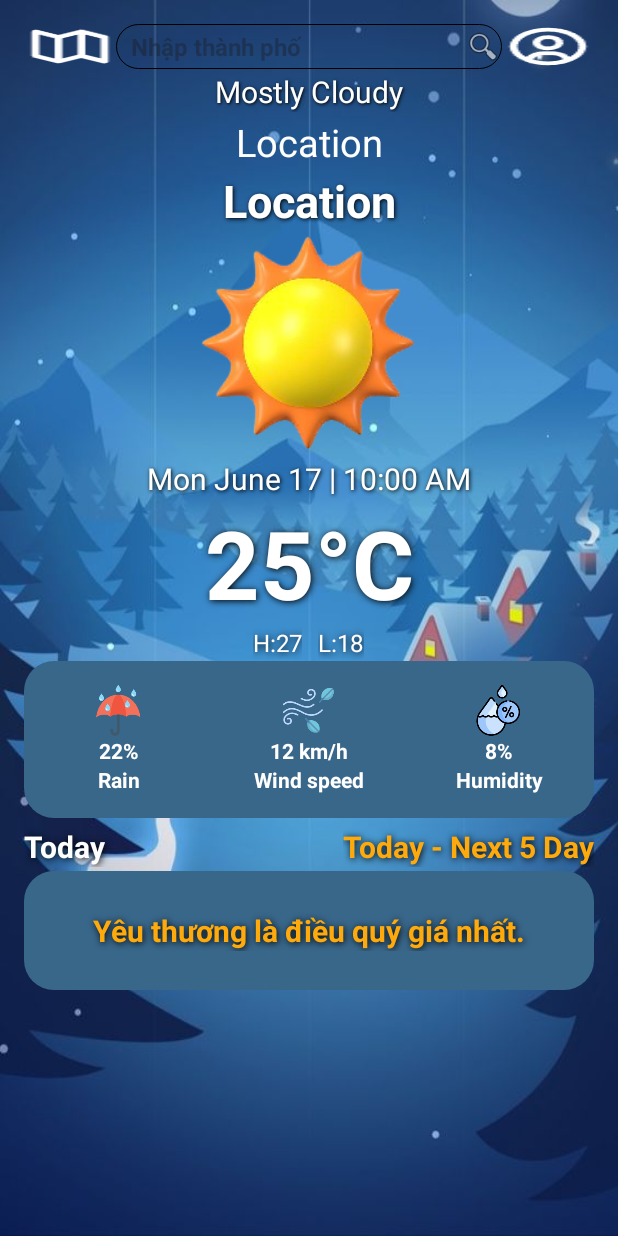
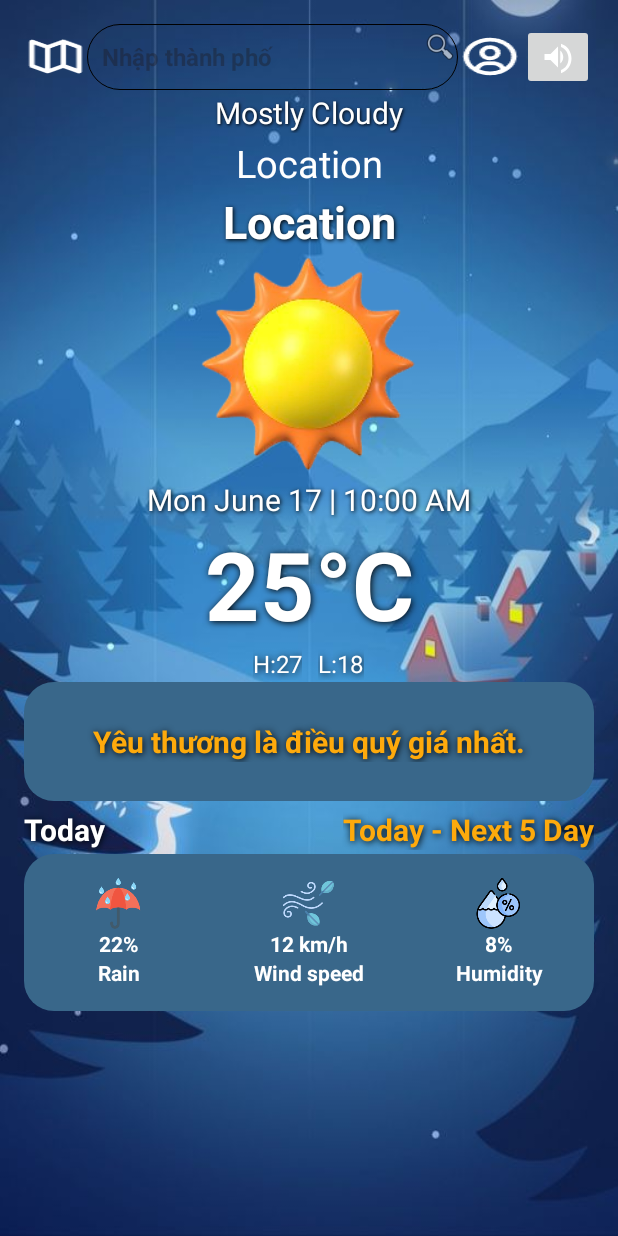
Before and after one commit to vanhioi/Weather_App, an Android app: the MainActivity screen opened directly, with no data from a screen before it, on a phone screen of 412 x 824 dp. Run offline under Robolectric (Android 15) with nearby library versions, the phone set to English and light mode, and no system bars; our stand-ins replace Picasso, Volley; network calls fail; pictures from the network do not load.

Commit message:
Update layout

```diff
--- /dev/null
+++ b/app/src/main/res/drawable/ic_volume_off.xml
@@ -0,0 +1,9 @@
+<vector xmlns:android="http://schemas.android.com/apk/res/android"
+    android:width="24dp"
+    android:height="24dp"
+    android:viewportWidth="24"
+    android:viewportHeight="24">
+    <path
+        android:fillColor="#FFFF"
+        android:pathData="M16.5 12c0-1.77-.77-3.34-2-4.39v2.88l2.5 2.5c-.16-.98-.5-1.88-1-2.63v1.05zM7 9.5v5l-3 3H1v-8h2.5l5-5V3h6v4.06L12.94 7H10v3.06l2 2V5L7 9.5zm8.5 7.5v-3.12l2.5 2.5v.62h-2.5zM19 9.5v5.56L23.5 20H20l-4-4v-1.06L19 9.5z"/>
+</vector>
--- /dev/null
+++ b/app/src/main/res/drawable/ic_volume_on.xml
@@ -0,0 +1,9 @@
+<vector xmlns:android="http://schemas.android.com/apk/res/android"
+    android:width="24dp"
+    android:height="24dp"
+    android:viewportWidth="24"
+    android:viewportHeight="24">
+    <path
+        android:fillColor="#FFFF"
+        android:pathData="M3 10v4h4l5 5V5L7 10H3zM15.5 12c0-1.77-.77-3.34-2-4.39v8.77c1.23-1.05 2-2.62 2-4.38zM14 3.23v2.06c2.89 1.12 5 3.99 5 7.71s-2.11 6.59-5 7.71v2.06c4.01-1.25 7-5.03 7-9.77s-2.99-8.52-7-9.77z"/>
+</vector>
--- a/app/src/main/res/layout/activity_future.xml
+++ b/app/src/main/res/layout/activity_future.xml
@@ -94,7 +94,7 @@
                             android:textSize="43sp" />
 
                         <TextView
-                            android:id="@+id/textView12"
+                            android:id="@+id/txtStatus"
                             android:layout_width="match_parent"
                             android:layout_height="wrap_content"
                             android:text="Mostly Cloudy"
--- a/app/src/main/res/layout/activity_main.xml
+++ b/app/src/main/res/layout/activity_main.xml
@@ -67,7 +67,6 @@
                         android:layout_width="20dp"
                         android:layout_height="30dp"
                         android:layout_weight="0.5"
-
                         android:textSize="10sp"
                         app:srcCompat="@android:drawable/ic_menu_search" />
                 </LinearLayout>
@@ -81,6 +80,12 @@
                     android:scaleType="fitEnd"
                     android:layout_gravity="center"
                     android:background="@drawable/user36" />
+
+                <ImageButton
+                    android:id="@+id/btnSoundToggle"
+                    android:layout_width="wrap_content"
+                    android:layout_height="wrap_content"
+                    android:src="@drawable/ic_volume_on" />
 
             </LinearLayout>
 
@@ -157,8 +162,6 @@
                 android:shadowDy="1"
                 android:shadowRadius="6" />
 
-
-
             <LinearLayout
                 android:layout_width="wrap_content"
                 android:layout_height="match_parent"
@@ -193,6 +196,96 @@
                     android:shadowDy="1"
                     android:shadowRadius="6"/>
             </LinearLayout>
+
+            <!--Loi Q-->
+            <LinearLayout
+                android:layout_width="match_parent"
+                android:layout_height="match_parent"
+                android:orientation="vertical"
+                android:layout_marginTop="1dp"
+                android:layout_marginLeft="16dp"
+                android:layout_marginRight="16dp"
+                android:padding="10dp"
+                android:background="@drawable/background5"
+                tools:context=".MainActivity">
+
+                <LinearLayout
+                    android:layout_width="match_parent"
+                    android:layout_height="wrap_content"
+                    android:layout_margin="16dp"
+                    android:layout_weight="0.333"
+                    android:orientation="vertical">
+
+                    <TextView
+                        android:id="@+id/txtQuotes"
+                        android:layout_width="match_parent"
+                        android:layout_height="wrap_content"
+                        android:shadowColor="#000000"
+                        android:shadowDx="1"
+                        android:shadowDy="1"
+                        android:shadowRadius="6"
+                        android:textAlignment="center"
+                        android:textColor="?android:attr/colorPressedHighlight"
+                        android:textSize="20sp"
+                        android:textStyle="bold" />
+                </LinearLayout>
+
+            </LinearLayout>
+            <LinearLayout
+                android:layout_width="match_parent"
+                android:layout_height="match_parent"
+                android:layout_marginTop="5dp"
+                android:orientation="horizontal">
+
+                <TextView
+                    android:id="@+id/textView13"
+                    android:layout_width="wrap_content"
+                    android:layout_height="wrap_content"
+                    android:layout_marginStart="16dp"
+                    android:layout_weight="1"
+                    android:text="Today"
+                    android:textColor="@color/white"
+                    android:textSize="20sp"
+                    android:textStyle="bold"
+                    android:shadowColor="#000000"
+                    android:shadowDx="1"
+                    android:shadowDy="1"
+                    android:shadowRadius="6"/>
+
+                <TextView
+                    android:id="@+id/txtNext"
+                    android:layout_width="wrap_content"
+                    android:layout_height="wrap_content"
+                    android:layout_marginEnd="16dp"
+                    android:text="Today - Next 5 Day"
+                    android:textColor="?android:attr/colorPressedHighlight"
+                    android:textSize="20sp"
+                    android:textStyle="bold"
+                    android:shadowColor="#000000"
+                    android:shadowDx="1"
+                    android:shadowDy="1"
+                    android:shadowRadius="6"/>
+            </LinearLayout>
+
+            <androidx.recyclerview.widget.RecyclerView
+                android:id="@+id/view1"
+                android:layout_width="match_parent"
+                android:layout_height="match_parent"
+                android:clipToPadding="false"
+                android:layout_marginTop="1dp"
+                android:layout_marginLeft="16dp"
+                android:layout_marginRight="16dp"
+                android:paddingStart="16dp"
+                android:paddingEnd="16dp" />
+            <!--<androidx.recyclerview.widget.RecyclerView
+                android:id="@+id/recyclerView"
+                android:layout_width="match_parent"
+                android:layout_height="match_parent"
+                android:clipToPadding="false"
+                android:paddingStart="16dp"
+                android:paddingEnd="16dp" >
+
+            </androidx.recyclerview.widget.RecyclerView>-->
 
             <LinearLayout
                 android:layout_width="match_parent"
@@ -274,6 +367,7 @@
                     android:layout_height="match_parent"
                     android:layout_margin="16dp"
                     android:layout_weight="0.333"
+                    android:layout_marginBottom="20dp"
                     android:orientation="vertical">
 
                     <ImageView
@@ -304,98 +398,6 @@
                 </LinearLayout>
 
             </LinearLayout>
-
-            <LinearLayout
-                android:layout_width="match_parent"
-                android:layout_height="match_parent"
-                android:layout_marginTop="5dp"
-                android:orientation="horizontal">
-
-                <TextView
-                    android:id="@+id/textView13"
-                    android:layout_width="wrap_content"
-                    android:layout_height="wrap_content"
-                    android:layout_marginStart="16dp"
-                    android:layout_weight="1"
-                    android:text="Today"
-                    android:textColor="@color/white"
-                    android:textSize="20sp"
-                    android:textStyle="bold"
-                    android:shadowColor="#000000"
-                    android:shadowDx="1"
-                    android:shadowDy="1"
-                    android:shadowRadius="6"/>
-
-                <TextView
-                    android:id="@+id/txtNext"
-                    android:layout_width="wrap_content"
-                    android:layout_height="wrap_content"
-                    android:layout_marginEnd="16dp"
-                    android:text="Today - Next 5 Day"
-                    android:textColor="?android:attr/colorPressedHighlight"
-                    android:textSize="20sp"
-                    android:textStyle="bold"
-                    android:shadowColor="#000000"
-                    android:shadowDx="1"
-                    android:shadowDy="1"
-                    android:shadowRadius="6"/>
-            </LinearLayout>
-
-            <androidx.recyclerview.widget.RecyclerView
-                android:id="@+id/view1"
-                android:layout_width="match_parent"
-                android:layout_height="match_parent"
-                android:clipToPadding="false"
-                android:layout_marginTop="1dp"
-                android:layout_marginLeft="16dp"
-                android:layout_marginRight="16dp"
-                android:paddingStart="16dp"
-                android:paddingEnd="16dp" />
-            <!--<androidx.recyclerview.widget.RecyclerView
-                android:id="@+id/recyclerView"
-                android:layout_width="match_parent"
-                android:layout_height="match_parent"
-                android:clipToPadding="false"
-                android:paddingStart="16dp"
-                android:paddingEnd="16dp" >
-
-            </androidx.recyclerview.widget.RecyclerView>-->
-
-            <!--Loi Q-->
-            <LinearLayout
-                android:layout_width="match_parent"
-                android:layout_height="match_parent"
-                android:orientation="vertical"
-                android:layout_marginTop="1dp"
-                android:layout_marginLeft="16dp"
-                android:layout_marginRight="16dp"
-                android:padding="10dp"
-                android:layout_marginBottom="20dp"
-                android:background="@drawable/background5"
-                tools:context=".MainActivity">
-
-                <LinearLayout
-                    android:layout_width="match_parent"
-                    android:layout_height="wrap_content"
-                    android:layout_margin="16dp"
-                    android:layout_weight="0.333"
-                    android:orientation="vertical">
-
-                    <TextView
-                        android:id="@+id/txtQuotes"
-                        android:layout_width="match_parent"
-                        android:layout_height="wrap_content"
-                        android:shadowColor="#000000"
-                        android:shadowDx="1"
-                        android:shadowDy="1"
-                        android:shadowRadius="6"
-                        android:textAlignment="center"
-                        android:textColor="?android:attr/colorPressedHighlight"
-                        android:textSize="20sp"
-                        android:textStyle="bold" />
-                </LinearLayout>
-
-            </LinearLayout>
         </LinearLayout>
     </ScrollView>
 
```
Also changed, not shown: app/src/main/java/com/example/weather_app/Activitis/FutureActivity.java (+39 -11 lines), app/src/main/java/com/example/weather_app/Activitis/MainActivity.java (+151 -65 lines), app/src/main/java/com/example/weather_app/Activitis/Weather.java (+55 -11 lines), app/src/main/java/com/example/weather_app/Adapters/CustomAdapter.java (+18 -8 lines), app/src/main/java/com/example/weather_app/Adapters/HourlyAdapters.java (+17 -0 lines), app/src/main/java/com/example/weather_app/Domains/Hourly.java (+10 -1 lines).
